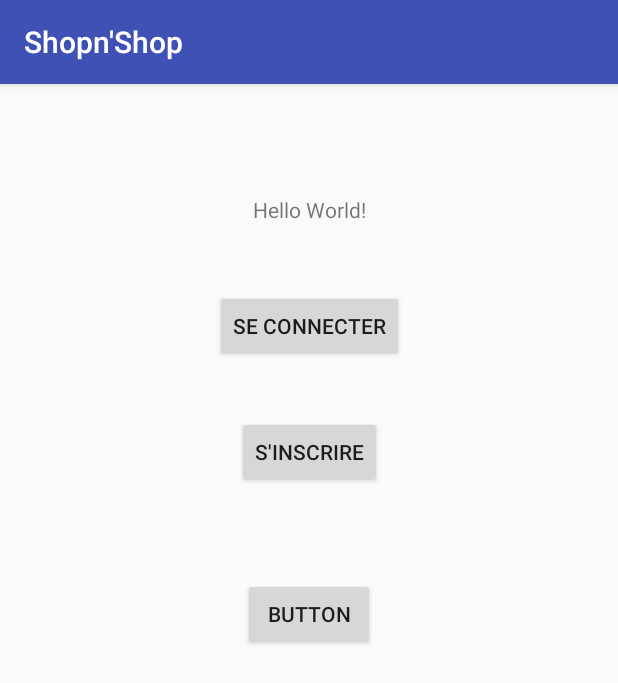
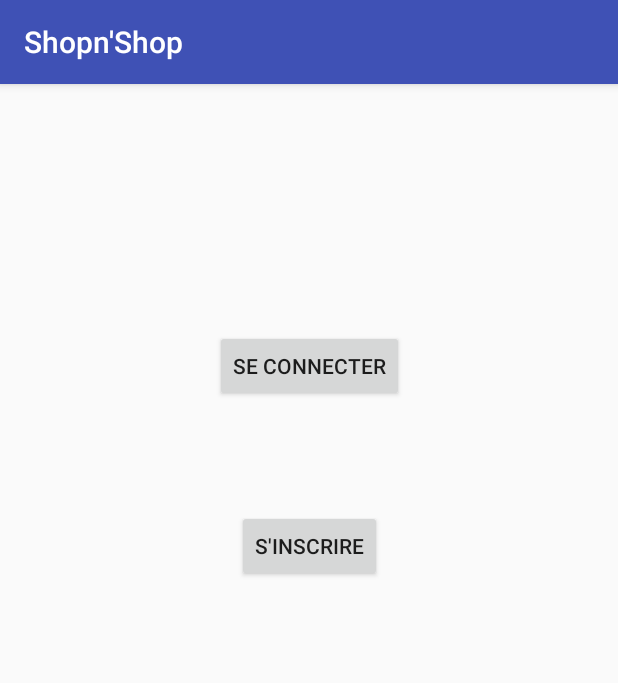
Before and after one commit to Guibaleno/ShopnShopAndroid, an Android app: the screen it shows after launch (MainActivity), on a phone screen of 412 x 824 dp. Shown: the top 683 px of the screen. Run offline under Robolectric (Android 15) with nearby library versions, the phone set to English and light mode, and no system bars; 1 statement that could not run was skipped.

Commit message:
Login final fonctionne

```diff
--- a/ShopnShop/app/src/main/java/com/example/a533/shopnshop/LoginActivity.java
+++ b/ShopnShop/app/src/main/java/com/example/a533/shopnshop/LoginActivity.java
@@ -39,6 +39,11 @@ public class LoginActivity extends AppCompatActivity {
                {
                     MoveToMainMenu();
                }
+               else
+               {
+                   txtPassword.getText().clear();
+                   Toast.makeText(getApplicationContext(), "Username ou mot de passe invalide", Toast.LENGTH_SHORT).show();
+               }
             }
         });
     }
--- a/ShopnShop/app/src/main/java/com/example/a533/shopnshop/MainActivity.java
+++ b/ShopnShop/app/src/main/java/com/example/a533/shopnshop/MainActivity.java
@@ -38,13 +38,6 @@ public class MainActivity extends AppCompatActivity {
                 goToSignup();
             }
         });
-        test.setOnClickListener(new View.OnClickListener() {
-            @Override
-            public void onClick(View v) {
-                gotest();
-            }
-        });
-
     }
 
     public void goTologin(){
@@ -56,8 +49,4 @@ public class MainActivity extends AppCompatActivity {
         Intent intent = new Intent(this, InscriptionActivity.class);
         startActivity(intent);
     }
-    public void gotest(){
-        Intent intent = new Intent(this, photoActivity.class);
-        startActivity(intent);
-    }
 }
--- a/ShopnShop/app/src/main/java/com/example/a533/shopnshop/MainMenu.java
+++ b/ShopnShop/app/src/main/java/com/example/a533/shopnshop/MainMenu.java
@@ -19,6 +19,7 @@ public class MainMenu extends AppCompatActivity {
         btnOrder = findViewById(R.id.btnOrder);
         btnSeeMyOrders = findViewById(R.id.btnSeeMyOrders);
         btnChangeProfilePicture = findViewById(R.id.btnChangeProfilePicture);
+        setListeners();
     }
 
     private void setListeners()
--- a/ShopnShop/app/src/main/res/layout/main_activity.xml
+++ b/ShopnShop/app/src/main/res/layout/main_activity.xml
@@ -6,53 +6,32 @@
     android:layout_height="match_parent"
     tools:context=".MainActivity">
 
-    <TextView
-        android:id="@+id/textView"
-        android:layout_width="wrap_content"
-        android:layout_height="wrap_content"
-        android:text="Hello World!"
-        app:layout_constraintBottom_toBottomOf="parent"
-        app:layout_constraintLeft_toLeftOf="parent"
-        app:layout_constraintRight_toRightOf="parent"
-        app:layout_constraintTop_toTopOf="parent"
-        app:layout_constraintVertical_bias="0.099" />
-
     <Button
         android:id="@+id/btn_connection"
         android:layout_width="wrap_content"
         android:layout_height="wrap_content"
         android:layout_marginEnd="8dp"
         android:layout_marginStart="8dp"
-        android:layout_marginTop="44dp"
+        android:layout_marginTop="164dp"
         android:text="Se connecter"
         app:layout_constraintEnd_toEndOf="parent"
         app:layout_constraintHorizontal_bias="0.502"
         app:layout_constraintStart_toStartOf="parent"
-        app:layout_constraintTop_toBottomOf="@+id/textView" />
+        app:layout_constraintTop_toTopOf="parent" />
 
     <Button
         android:id="@+id/btn_signup"
         android:layout_width="wrap_content"
         android:layout_height="wrap_content"
+        android:layout_marginBottom="8dp"
         android:layout_marginEnd="8dp"
         android:layout_marginStart="8dp"
         android:layout_marginTop="36dp"
         android:text="S'inscrire"
-        app:layout_constraintEnd_toEndOf="parent"
-        app:layout_constraintHorizontal_bias="0.501"
-        app:layout_constraintStart_toStartOf="parent"
-        app:layout_constraintTop_toBottomOf="@+id/btn_connection" />
-
-    <Button
-        android:id="@+id/button_camera"
-        android:layout_width="wrap_content"
-        android:layout_height="wrap_content"
-        android:layout_marginEnd="8dp"
-        android:layout_marginStart="8dp"
-        android:layout_marginTop="60dp"
-        android:text="Button"
-        app:layout_constraintEnd_toEndOf="parent"
-        app:layout_constraintStart_toStartOf="parent"
-        app:layout_constraintTop_toBottomOf="@+id/btn_signup" />
+        app:layout_constraintBottom_toBottomOf="parent"
+        app:layout_constraintEnd_toEndOf="@+id/btn_connection"
+        app:layout_constraintStart_toStartOf="@+id/btn_connection"
+        app:layout_constraintTop_toBottomOf="@+id/btn_connection"
+        app:layout_constraintVertical_bias="0.078" />
 
 </android.support.constraint.ConstraintLayout>
```
